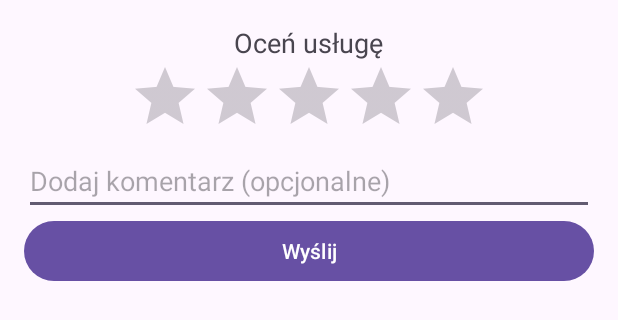
After one commit to Mouson12/Arius2024, an Android app built with Jetpack Compose: the layout popup_rate_workshop.xml on its own in the app's theme, with its tools: preview values and no code run, on a phone screen of 412 x 824 dp. The commit adds this screen. Shown: the top 320 px of the screen. Run offline under Robolectric (Android 15) with nearby library versions, the phone set to English and light mode, and no system bars.

Commit message:
add rate option

```diff
--- /dev/null
+++ b/app/Garage/app/src/main/res/layout/popup_rate_workshop.xml
@@ -0,0 +1,36 @@
+<?xml version="1.0" encoding="utf-8"?>
+<LinearLayout xmlns:android="http://schemas.android.com/apk/res/android"
+    android:orientation="vertical"
+    android:padding="16dp"
+    android:layout_width="match_parent"
+    android:layout_height="wrap_content"
+    >
+
+    <TextView
+        android:id="@+id/tvWorkshopName"
+        android:layout_width="wrap_content"
+        android:layout_height="wrap_content"
+        android:text="Oceń usługę"
+        android:textSize="18sp"
+        android:layout_gravity="center_horizontal" />
+
+    <RatingBar
+        android:id="@+id/ratingBar"
+        android:layout_width="wrap_content"
+        android:layout_height="wrap_content"
+        android:stepSize="1.0"
+        android:numStars="5"
+        android:layout_gravity="center_horizontal" />
+
+    <EditText
+        android:id="@+id/etComment"
+        android:layout_width="match_parent"
+        android:layout_height="wrap_content"
+        android:hint="Dodaj komentarz (opcjonalne)" />
+
+    <Button
+        android:id="@+id/btnSubmitRating"
+        android:layout_width="match_parent"
+        android:layout_height="wrap_content"
+        android:text="Wyślij" />
+</LinearLayout>
```
Also changed, not shown: app/Garage/app/src/main/java/com/example/garage/HistoryFragment.kt (+57 -1 lines), app/Garage/app/src/main/java/com/example/garage/RepairHistoryAdapter.kt (+11 -2 lines), app/Garage/app/src/main/res/drawable/popup_background.xml (added, +12 -0 lines), app/Garage/app/src/main/res/layout/item_repair_history.xml (+8 -0 lines).
